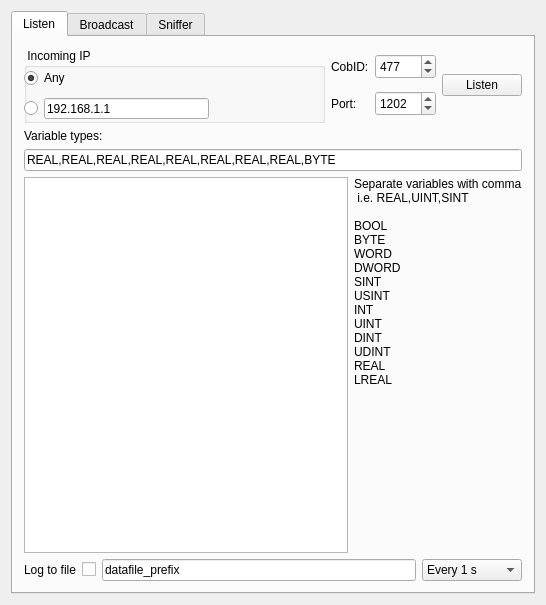
Qt form autowash/mainwindow.ui (aeon32/speedometer_qml) before a commit.
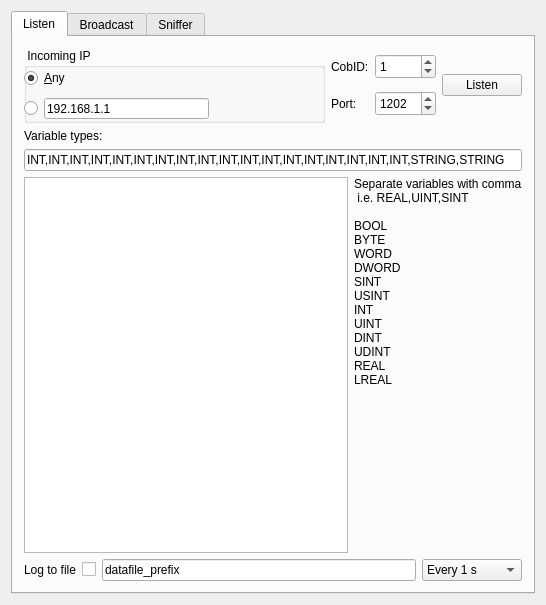
The same form after that commit.

```diff
--- a/autowash/mainwindow.ui
+++ b/autowash/mainwindow.ui
@@ -54,7 +54,7 @@
               </rect>
              </property>
              <property name="text">
-              <string>Any</string>
+              <string>&amp;Any</string>
              </property>
              <property name="checked">
               <bool>true</bool>
@@ -147,7 +147,7 @@
                <number>65535</number>
               </property>
               <property name="value">
-               <number>477</number>
+               <number>1</number>
               </property>
              </widget>
             </item>
@@ -188,7 +188,7 @@
         <item>
          <widget class="QLineEdit" name="variables">
           <property name="text">
-           <string>REAL,REAL,REAL,REAL,REAL,REAL,REAL,REAL,BYTE</string>
+           <string>INT,INT,INT,INT,INT,INT,INT,INT,INT,INT,INT,INT,INT,INT,INT,INT,INT,INT,STRING,STRING</string>
           </property>
          </widget>
         </item>
```
